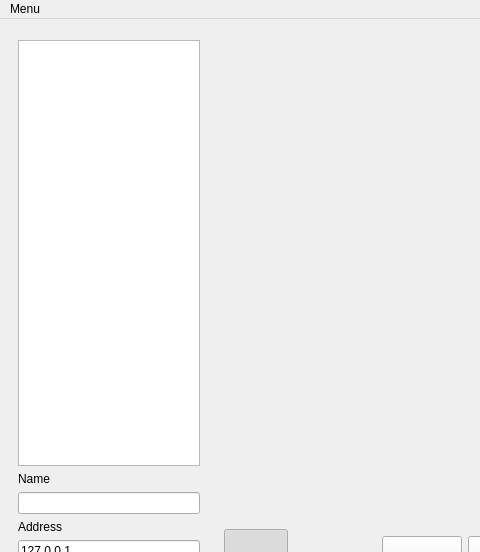
This is ui/callwindow.ui in ultravideo/uvgComm as Qt 5 draws it before an edit; both pictures show x 0 to 480 and y 0 to 552 of the 960 by 640 pixel window. The edited form follows.
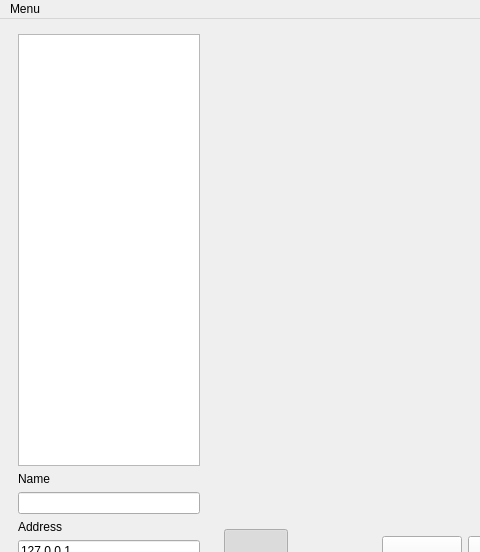
This is the edited form. Custom widgets are drawn as their Qt base class.

Commit message: Started adding contact list features.

Diff of the .ui file:
```diff
--- a/ui/callwindow.ui
+++ b/ui/callwindow.ui
@@ -246,7 +246,7 @@
     <item row="1" column="0" rowspan="10">
      <widget class="QWidget" name="contactListContainer" native="true">
       <property name="sizePolicy">
-       <sizepolicy hsizetype="Preferred" vsizetype="Expanding">
+       <sizepolicy hsizetype="Minimum" vsizetype="Expanding">
         <horstretch>0</horstretch>
         <verstretch>0</verstretch>
        </sizepolicy>
@@ -268,24 +268,23 @@
         <number>0</number>
        </property>
        <item>
-        <widget class="Line" name="line">
-         <property name="orientation">
-          <enum>Qt::Vertical</enum>
+        <widget class="QListWidget" name="contactList">
+         <property name="sizePolicy">
+          <sizepolicy hsizetype="Minimum" vsizetype="Expanding">
+           <horstretch>0</horstretch>
+           <verstretch>0</verstretch>
+          </sizepolicy>
          </property>
         </widget>
        </item>
        <item>
-        <widget class="QListView" name="contactList">
-         <property name="maximumSize">
-          <size>
-           <width>300</width>
-           <height>16777215</height>
-          </size>
+        <widget class="QLabel" name="NameLabel">
+         <property name="sizePolicy">
+          <sizepolicy hsizetype="Minimum" vsizetype="Preferred">
+           <horstretch>0</horstretch>
+           <verstretch>0</verstretch>
+          </sizepolicy>
          </property>
-        </widget>
-       </item>
-       <item>
-        <widget class="QLabel" name="label_2">
          <property name="text">
           <string>Name</string>
          </property>
```
Left out of the diff: 26 changed lines with no effect on the pictures. The commit also changes 3 other files.
